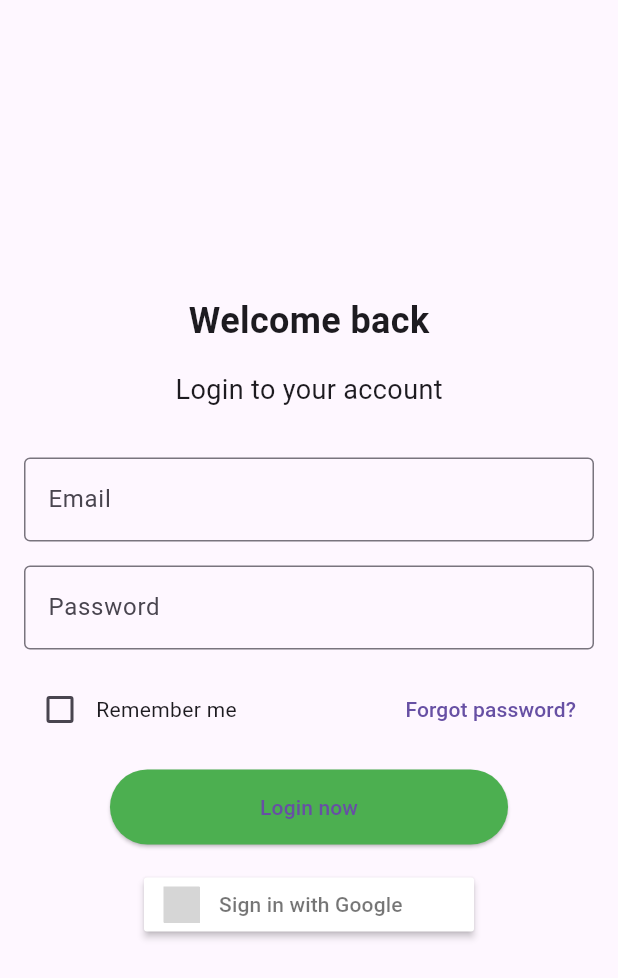
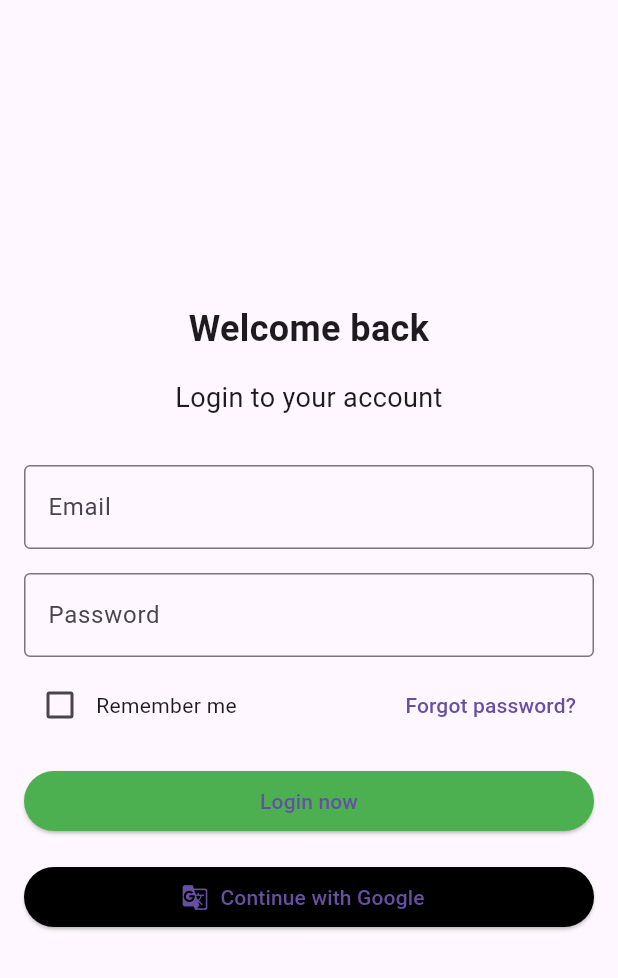
Before and after one commit to DevikaRNair05/FlutterCoding, a Flutter app: the screen it shows after launch, on a phone screen of 412 x 824 dp. Shown: the top 978 px of the screen. Run offline on Flutter 3.47's test engine with Material 3 defaults, Android fonts, the phone set to English and light mode, and no system bars; grey boxes are pictures that could not be loaded.

Commit message:
login page correction

```diff
--- a/loginapp/lib/main.dart
+++ b/loginapp/lib/main.dart
@@ -1,5 +1,4 @@
 import 'package:flutter/material.dart';
-import 'package:flutter_signin_button/flutter_signin_button.dart';
 
 void main() {
   runApp(MyApp());
@@ -15,64 +14,57 @@ class MyApp extends StatelessWidget {
   }
 }
 
-class LoginPage extends StatefulWidget {
-  @override
-  _LoginPageState createState() => _LoginPageState();
-}
-
-class _LoginPageState extends State<LoginPage> {
-  final TextEditingController emailController = TextEditingController();
-  final TextEditingController passwordController = TextEditingController();
-  bool rememberMe = false;
-
+class LoginPage extends StatelessWidget {
   @override
   Widget build(BuildContext context) {
     return Scaffold(
-      body: Center(
-        child: Padding(
-          padding: const EdgeInsets.all(16.0),
+      body: Padding(
+        padding: EdgeInsets.all(16.0),
+        child: Center(
+          child: SingleChildScrollView(
             child: Column(
               mainAxisAlignment: MainAxisAlignment.center,
+              crossAxisAlignment: CrossAxisAlignment.stretch,
               children: [
                 Text(
                   'Welcome back',
-                style: TextStyle(fontSize: 24, fontWeight: FontWeight.bold),
+                  style: TextStyle(fontSize: 24.0, fontWeight: FontWeight.bold),
+                  textAlign: TextAlign.center,
                 ),
-              SizedBox(height: 16),
+                SizedBox(height: 16.0),
                 Text(
                   'Login to your account',
-                style: TextStyle(fontSize: 18),
+                  style: TextStyle(fontSize: 18.0),
+                  textAlign: TextAlign.center,
                 ),
-              SizedBox(height: 32),
+                SizedBox(height: 32.0),
                 TextField(
-                controller: emailController,
                   decoration: InputDecoration(
                     labelText: 'Email',
                     border: OutlineInputBorder(),
                   ),
                 ),
-              SizedBox(height: 16),
+                SizedBox(height: 16.0),
                 TextField(
-                controller: passwordController,
                   obscureText: true,
                   decoration: InputDecoration(
                     labelText: 'Password',
                     border: OutlineInputBorder(),
                   ),
                 ),
-              SizedBox(height: 16),
+                SizedBox(height: 8.0),
+                Row(
+                  mainAxisAlignment: MainAxisAlignment.spaceBetween,
+                  children: [
                     Row(
                       children: [
                         Checkbox(
-                    value: rememberMe,
-                    onChanged: (bool? value) {
-                      setState(() {
-                        rememberMe = value ?? false;
-                      });
-                    },
+                          value: false,
+                          onChanged: (bool? value) {},
                         ),
                         Text('Remember me'),
-                  Spacer(),
+                      ],
+                    ),
                     TextButton(
                       onPressed: () {
                         // Handle forgot password
@@ -81,7 +73,7 @@ class _LoginPageState extends State<LoginPage> {
                     ),
                   ],
                 ),
-              SizedBox(height: 16),
+                SizedBox(height: 16.0),
                 ElevatedButton(
                   onPressed: () {
                     // Handle login
@@ -89,17 +81,21 @@ class _LoginPageState extends State<LoginPage> {
                   child: Text('Login now'),
                   style: ElevatedButton.styleFrom(
                     backgroundColor: Colors.green,
-                  padding: EdgeInsets.symmetric(horizontal: 100, vertical: 15),
                   ),
                 ),
-              SizedBox(height: 16),
-              SignInButton(
-                Buttons.Google,
+                SizedBox(height: 16.0),
+                ElevatedButton.icon(
                   onPressed: () {
-                  // Handle Google sign in
+                    // Handle login with Google
                   },
+                  icon: Icon(Icons.g_translate),
+                  label: Text('Continue with Google'),
+                  style: ElevatedButton.styleFrom(
+                    backgroundColor: Colors.black,
+                  ),
                 ),
               ],
+            ),
           ),
         ),
       ),
```
Also changed, not shown: 1 other file. Lines whose indentation alone changed are shown as unchanged.
